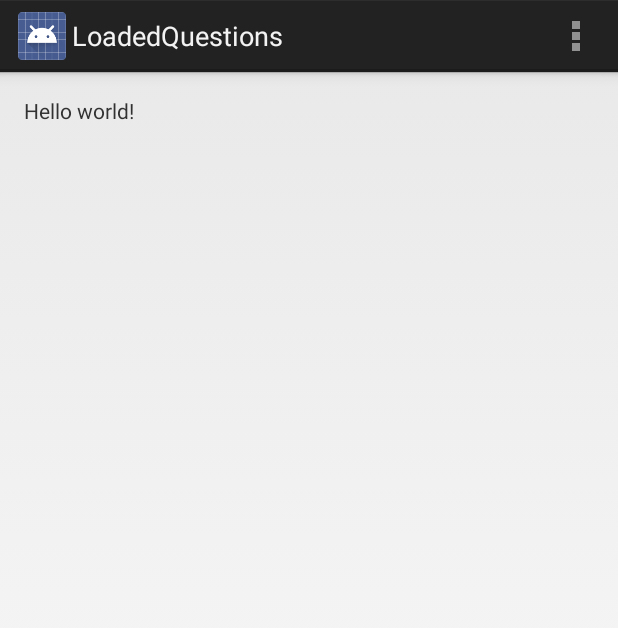
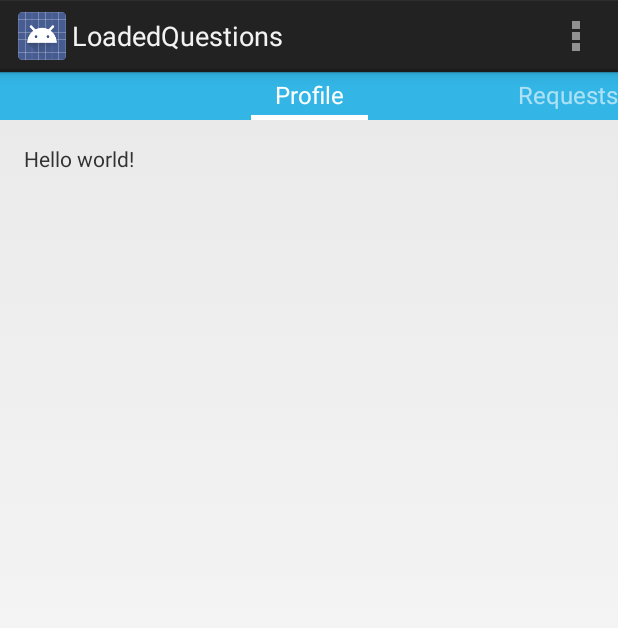
Before and after one commit to kemaric/LoadedQuestions, an Android app: the screen it shows after launch (LoadedQuestionMain before the commit, MyActivity after it), on a phone screen of 412 x 824 dp. Shown: the top 628 px of the screen. Run offline under Robolectric (Android 15) with nearby library versions, the phone set to English and light mode, and no system bars.

Commit message:
Added the basic layout frameworks and the activites corresponding to them.

```diff
--- a/app/build.gradle
+++ b/app/build.gradle
@@ -1,8 +1,8 @@
 apply plugin: 'com.android.application'
 
 android {
-    compileSdkVersion 20
-    buildToolsVersion "20.0.0"
+    compileSdkVersion 18
+    buildToolsVersion '20.0.0'
 
     defaultConfig {
         applicationId "com.hackumbc.skoj.loadedquestions"
@@ -21,4 +21,5 @@ android {
 
 dependencies {
     compile fileTree(dir: 'libs', include: ['*.jar'])
+    compile 'com.android.support:appcompat-v7:20.0.0'
 }
--- a/app/src/main/AndroidManifest.xml
+++ b/app/src/main/AndroidManifest.xml
@@ -8,7 +8,7 @@
         android:label="@string/app_name"
         android:theme="@style/AppTheme" >
         <activity
-            android:name=".LoadedQuestionMain"
+            android:name=".MyActivity"
             android:label="@string/app_name" >
             <intent-filter>
                 <action android:name="android.intent.action.MAIN" />
@@ -16,6 +16,10 @@
                 <category android:name="android.intent.category.LAUNCHER" />
             </intent-filter>
         </activity>
+        <activity
+            android:name=".MyActivity"
+            android:label="@string/title_activity_my" >
+        </activity>
     </application>
 
 </manifest>
--- /dev/null
+++ b/app/src/main/java/com/hackumbc/skoj/loadedquestions/GameRequestsFragment.java
@@ -0,0 +1,18 @@
+package com.hackumbc.skoj.loadedquestions;
+
+import android.os.Bundle;
+import android.support.v4.app.Fragment;
+import android.view.LayoutInflater;
+import android.view.View;
+import android.view.ViewGroup;
+
+/**
+ * Created by Owner on 9/27/2014.
+ */
+public class GameRequestsFragment extends Fragment {
+    public View onCreateView(LayoutInflater inflater, ViewGroup container,
+                             Bundle savedInstance){
+        View view = inflater.inflate(R.layout.request_game, container,false);
+        return view;
+    }
+}
--- a/app/src/main/java/com/hackumbc/skoj/loadedquestions/LoadedQuestionMain.java
+++ /dev/null
@@ -1,64 +0,0 @@
-package com.hackumbc.skoj.loadedquestions;
-
-import android.app.Activity;
-import android.app.ActionBar;
-import android.app.Fragment;
-import android.os.Bundle;
-import android.view.LayoutInflater;
-import android.view.Menu;
-import android.view.MenuItem;
-import android.view.View;
-import android.view.ViewGroup;
-import android.os.Build;
-
-
-
-public class LoadedQuestionMain extends Activity {
-
-    @Override
-    protected void onCreate(Bundle savedInstanceState) {
-        super.onCreate(savedInstanceState);
-        setContentView(R.layout.activity_loaded_question_main);
-        if (savedInstanceState == null) {
-            getFragmentManager().beginTransaction()
-                    .add(R.id.container, new PlaceholderFragment())
-                    .commit();
-        }
-    }
-
-
-    @Override
-    public boolean onCreateOptionsMenu(Menu menu) {
-        // Inflate the menu; this adds items to the action bar if it is present.
-        getMenuInflater().inflate(R.menu.loaded_question_main, menu);
-        return true;
-    }
-
-    @Override
-    public boolean onOptionsItemSelected(MenuItem item) {
-        // Handle action bar item clicks here. The action bar will
-        // automatically handle clicks on the Home/Up button, so long
-        // as you specify a parent activity in AndroidManifest.xml.
-        int id = item.getItemId();
-        if (id == R.id.action_settings) {
-            return true;
-        }
-        return super.onOptionsItemSelected(item);
-    }
-
-    /**
-     * A placeholder fragment containing a simple view.
-     */
-    public static class PlaceholderFragment extends Fragment {
-
-        public PlaceholderFragment() {
-        }
-
-        @Override
-        public View onCreateView(LayoutInflater inflater, ViewGroup container,
-                Bundle savedInstanceState) {
-            View rootView = inflater.inflate(R.layout.fragment_loaded_question_main, container, false);
-            return rootView;
-        }
-    }
-}
--- /dev/null
+++ b/app/src/main/java/com/hackumbc/skoj/loadedquestions/MyActivity.java
@@ -0,0 +1,67 @@
+package com.hackumbc.skoj.loadedquestions;
+
+import android.os.Bundle;
+import android.view.LayoutInflater;
+import android.view.Menu;
+import android.view.MenuItem;
+import android.view.View;
+import java.util.List;
+import android.view.ViewGroup;
+import android.widget.ArrayAdapter;
+import android.widget.TextView;
+import android.content.Context;
+import android.support.v4.app.Fragment;
+import android.support.v4.app.FragmentActivity;
+import android.support.v4.app.FragmentManager;
+import android.support.v4.app.FragmentPagerAdapter;
+import android.support.v4.view.ViewPager;
+import android.support.v4.view.PagerTitleStrip;
+import android.support.v4.view.PagerTabStrip;
+import android.widget.Toast;
+
+
+public class MyActivity extends FragmentActivity {
+    private List<android.support.v4.app.Fragment> fragments;
+    /**
+     * The serialization (saved instance state) Bundle key representing the
+     * current dropdown position.
+     */
+    private static final String STATE_SELECTED_NAVIGATION_ITEM = "selected_navigation_item";
+    /**
+     * This is the ViewPager that will hold the app's content.
+     */
+    ViewPager mainViewPager;
+    @Override
+    protected void onCreate(Bundle savedInstanceState) {
+        super.onCreate(savedInstanceState);
+        setContentView(R.layout.main_view);
+        //getting the viewpage in the main_view.xml
+        ViewPager viewPager = (ViewPager)findViewById(R.id.pager);
+        //setting the ViewPagerAdapter into ViewPager
+        Toast.makeText(getApplicationContext(),"Starting the app!",Toast.LENGTH_SHORT);
+
+        viewPager.setAdapter(new ViewPagerAdapter(getSupportFragmentManager()));
+        //Creating the adapter that will return a fragment for each of the selections
+        //of the app.
+    }
+
+
+    @Override
+    public boolean onCreateOptionsMenu(Menu menu) {
+        // Inflate the menu; this adds items to the action bar if it is present.
+        getMenuInflater().inflate(R.menu.my, menu);
+        return true;
+    }
+
+    @Override
+    public boolean onOptionsItemSelected(MenuItem item) {
+        // Handle action bar item clicks here. The action bar will
+        // automatically handle clicks on the Home/Up button, so long
+        // as you specify a parent activity in AndroidManifest.xml.
+        int id = item.getItemId();
+        if (id == R.id.action_settings) {
+            return true;
+        }
+        return super.onOptionsItemSelected(item);
+    }
+}
--- /dev/null
+++ b/app/src/main/java/com/hackumbc/skoj/loadedquestions/ProfileTab.java
@@ -0,0 +1,18 @@
+package com.hackumbc.skoj.loadedquestions;
+
+import android.os.Bundle;
+import android.support.v4.app.Fragment;
+import android.view.LayoutInflater;
+import android.view.View;
+import android.view.ViewGroup;
+
+/**
+ * Created by Owner on 9/22/2014.
+ */
+public class ProfileTab extends Fragment {
+    public View onCreateView(LayoutInflater inflater, ViewGroup container,
+                             Bundle savedInstance){
+        View view = inflater.inflate(R.layout.my_page, container,false);
+        return view;
+    }
+}
--- /dev/null
+++ b/app/src/main/java/com/hackumbc/skoj/loadedquestions/ViewPagerAdapter.java
@@ -0,0 +1,62 @@
+package com.hackumbc.skoj.loadedquestions;
+
+import android.content.Context;
+import android.support.v4.app.Fragment;
+import android.support.v4.app.FragmentManager;
+import android.support.v4.app.FragmentPagerAdapter;
+import android.support.v4.app.FragmentStatePagerAdapter;
+import android.os.Bundle;
+import android.view.View;
+import android.view.LayoutInflater;
+
+/**
+ * Created by Owner on 9/22/2014.
+ */
+public class ViewPagerAdapter extends FragmentPagerAdapter {
+    final int PAGE_COUNT = 5;
+    // Tab Titles
+    private String tabtitles[] = new String[] { "Profile", "Requests", "Current Games" ,"Questions",
+    "Create Game"};
+    Context context;
+
+    public ViewPagerAdapter(FragmentManager fm) {
+        super(fm);
+    }
+
+    @Override
+    public int getCount() {
+        return PAGE_COUNT;
+    }
+
+    @Override
+    public Fragment getItem(int position) {
+        switch (position) {
+
+            // Open FragmentTab1.java
+            case 0:
+                ProfileTab profileTab = new ProfileTab();
+                return profileTab;
+            case 1:
+                GameRequestsFragment gameRequestTab = new GameRequestsFragment();
+                return gameRequestTab;
+            case 2:
+                CurrentGamesFragment currGameTab = new CurrentGamesFragment();
+                return currGameTab;
+
+            case 3:
+                QuestionsFrag questionTab = new QuestionsFrag();
+                return questionTab;
+            case 4:
+                CreateGameFragment createTab = new CreateGameFragment();
+                return  createTab;
+            default:
+                profileTab = new ProfileTab();
+                return profileTab;
+
+        }
+    }
+    @Override
+    public String getPageTitle(int position) {
+        return tabtitles[position];
+    }
+}
--- a/app/src/main/res/layout/fragment_loaded_question_main.xml
+++ b/app/src/main/res/layout/create_game.xml
@@ -9,7 +9,7 @@
     tools:context=".LoadedQuestionMain$PlaceholderFragment">
 
     <TextView
-        android:text="@string/hello_world"
+        android:text="create Game"
         android:layout_width="wrap_content"
         android:layout_height="wrap_content" />
 
--- /dev/null
+++ b/app/src/main/res/layout/main_view.xml
@@ -0,0 +1,21 @@
+<android.support.v4.view.ViewPager xmlns:android="http://schemas.android.com/apk/res/android"
+    android:id="@+id/pager"
+    android:layout_width="match_parent"
+    android:layout_height="match_parent">
+
+    <android.support.v4.view.PagerTabStrip
+        android:id="@+id/pagerTabs"
+        android:layout_width="match_parent"
+        android:layout_height="wrap_content"
+        android:layout_gravity="top"
+        android:background="#33b5e5"
+        android:textColor="#fff"
+        android:paddingTop="4dp"
+        android:paddingBottom="4dp"
+        />
+    <FrameLayout
+        android:layout_width="match_parent"
+        android:layout_height="match_parent"
+        android:id="@+id/fragmentContainer">
+        </FrameLayout>
+</android.support.v4.view.ViewPager>
--- /dev/null
+++ b/app/src/main/res/layout/my_page.xml
@@ -0,0 +1,29 @@
+<RelativeLayout xmlns:android="http://schemas.android.com/apk/res/android"
+    xmlns:tools="http://schemas.android.com/tools"
+    android:layout_width="match_parent"
+    android:layout_height="match_parent"
+    android:paddingLeft="@dimen/activity_horizontal_margin"
+    android:paddingRight="@dimen/activity_horizontal_margin"
+    android:paddingTop="@dimen/activity_vertical_margin"
+    android:paddingBottom="@dimen/activity_vertical_margin"
+    tools:context=".LoadedQuestionMain$PlaceholderFragment">
+
+    <FrameLayout
+        android:layout_width="fill_parent"
+        android:layout_height="fill_parent">
+        <TextView
+            android:text="@string/hello_world"
+            android:layout_width="wrap_content"
+            android:layout_height="wrap_content" />
+
+        <ImageView
+            android:layout_width="wrap_content"
+            android:layout_height="wrap_content"
+            android:id="@+id/myprofpic"
+            android:layout_gravity="center"
+            />
+
+
+    </FrameLayout>
+
+</RelativeLayout>
--- /dev/null
+++ b/app/src/main/res/menu/my.xml
@@ -0,0 +1,8 @@
+<menu xmlns:android="http://schemas.android.com/apk/res/android"
+    xmlns:tools="http://schemas.android.com/tools"
+    tools:context="com.hackumbc.skoj.loadedquestions.MyActivity" >
+    <item android:id="@+id/action_settings"
+        android:title="@string/action_settings"
+        android:orderInCategory="100"
+        android:showAsAction="never" />
+</menu>
--- a/app/src/main/res/values/strings.xml
+++ b/app/src/main/res/values/strings.xml
@@ -4,5 +4,6 @@
     <string name="app_name">LoadedQuestions</string>
     <string name="hello_world">Hello world!</string>
     <string name="action_settings">Settings</string>
+    <string name="title_activity_my">MyActivity</string>
 
 </resources>
```
Also changed, not shown: app/src/main/java/com/hackumbc/skoj/loadedquestions/CreateGameFragment.java (added, +18 -0 lines), app/src/main/java/com/hackumbc/skoj/loadedquestions/CurrentGamesFragment.java (added, +18 -0 lines), app/src/main/java/com/hackumbc/skoj/loadedquestions/QuestionsFrag.java (added, +18 -0 lines), app/src/main/res/layout/activity_my.xml (added, +7 -0 lines), app/src/main/res/layout/current_games.xml (added, +16 -0 lines), app/src/main/res/layout/game.xml (added, +16 -0 lines), app/src/main/res/layout/my_questions.xml (added, +16 -0 lines), app/src/main/res/layout/request_game.xml (added, +16 -0 lines), 1 other file.
